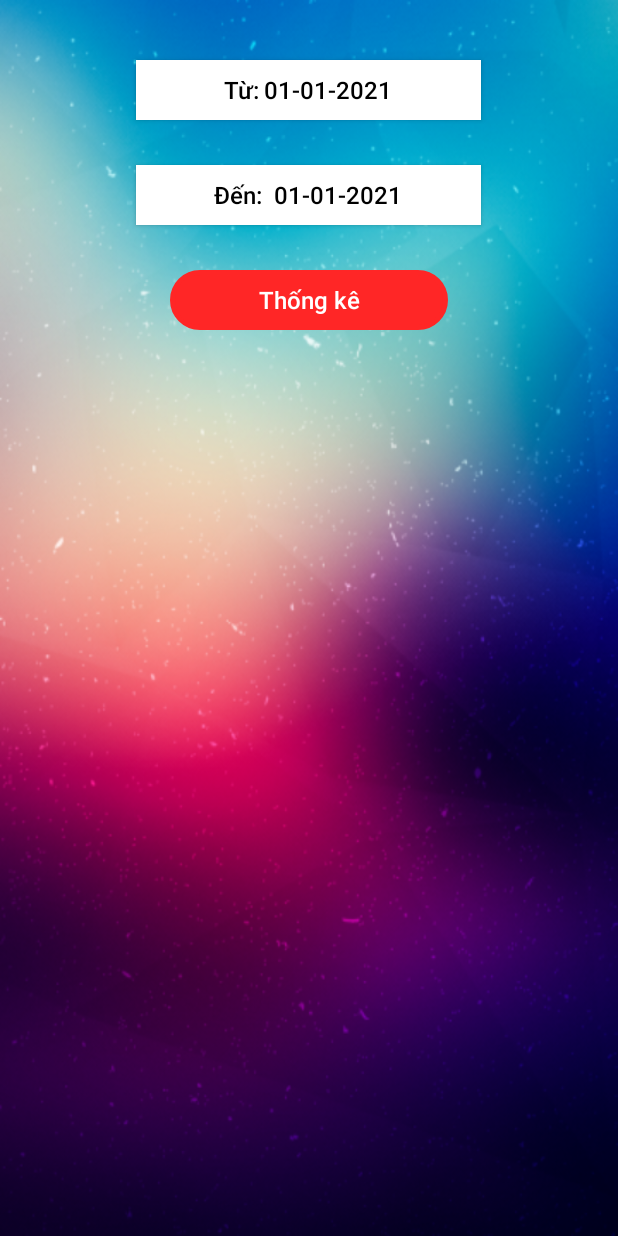
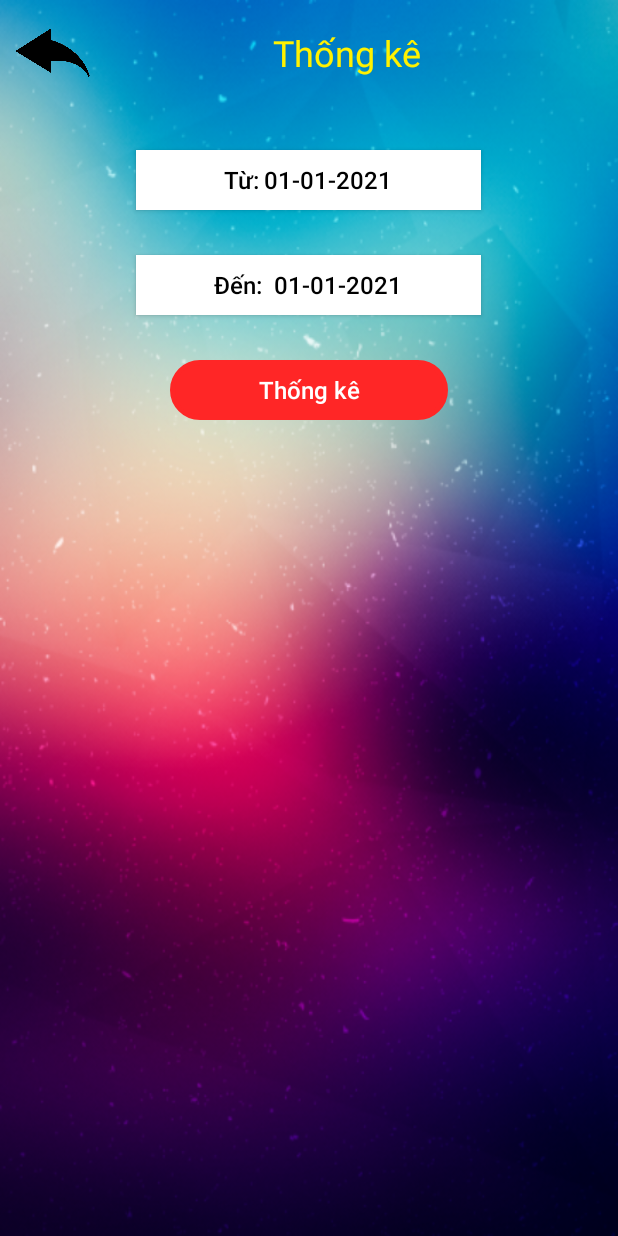
Before and after one commit to Vinhnguyen2109/HealthCare, an Android app: the screen it shows after launch (ThongKe), after a tap on "Thống kê", on a phone screen of 412 x 824 dp. Run offline under Robolectric (Android 15) with nearby library versions, the phone set to English and light mode, and no system bars.

Commit message:
Gần như xong

```diff
--- a/app/src/main/java/com/example/healthcare/controller/MainActivity.java
+++ b/app/src/main/java/com/example/healthcare/controller/MainActivity.java
@@ -11,6 +11,7 @@ import android.widget.Button;
 import android.widget.EditText;
 
 import androidx.appcompat.app.AppCompatActivity;
+import androidx.fragment.app.DialogFragment;
 
 import com.example.healthcare.R;
 
@@ -25,7 +26,7 @@ public class MainActivity extends AppCompatActivity {
         super.onCreate(savedInstanceState);
         setContentView(R.layout.activity_main);
         getView();
-        /*-------lich uong thuoc-------*/
+        //region nhac lich uong thuoc
         btn_uong_thuoc.setOnClickListener(new View.OnClickListener() {
             @Override
             public void onClick(View v) {
@@ -33,7 +34,8 @@ public class MainActivity extends AppCompatActivity {
                 startActivity(intent);
             }
         });
-        /*-------theo doi trieu chung-------*/
+        //endregion
+        //region theo doi suc khoe
         btn_trieu_chung.setOnClickListener(new View.OnClickListener() {
             @Override
             public void onClick(View v) {
@@ -41,7 +43,8 @@ public class MainActivity extends AppCompatActivity {
                 startActivity(intent);
             }
         });
-        /*-------theo doi huyet ap-------*/
+        //endregion
+        //region theo doi huyet ap
         btn_huyet_ap.setOnClickListener(new View.OnClickListener() {
             @Override
             public void onClick(View v) {
@@ -49,7 +52,8 @@ public class MainActivity extends AppCompatActivity {
                 startActivity(intent);
             }
         });
-        /*-------thong ke-------*/
+        //endregion
+        //region thong ke
         btn_thong_ke.setOnClickListener(new View.OnClickListener() {
             @Override
             public void onClick(View v) {
@@ -57,6 +61,16 @@ public class MainActivity extends AppCompatActivity {
                 startActivity(intent);
             }
         });
+        //endregion
+        //region thong tin lien he
+        btn_lien_he.setOnClickListener(new View.OnClickListener() {
+            @Override
+            public void onClick(View v) {
+                DialogFragment dialog = new TheoDoiTrieuChung.MyDialogFragment();
+                dialog.show(getSupportFragmentManager(), "ThongTinLienHe");
+            }
+        });
+        //endregion
     }
 
     private void getView() {
--- a/app/src/main/res/layout/activity_thong_ke.xml
+++ b/app/src/main/res/layout/activity_thong_ke.xml
@@ -10,6 +10,30 @@
         android:layout_width="match_parent"
         android:layout_height="match_parent"
         android:orientation="vertical">
+
+        <LinearLayout
+            android:layout_width="match_parent"
+            android:layout_height="50dp"
+            android:layout_marginTop="10dp"
+            android:orientation="horizontal">
+
+            <ImageButton
+                android:id="@+id/btn_thong_ke_back"
+                android:layout_width="50dp"
+                android:layout_height="50dp"
+                android:layout_marginLeft="10dp"
+                android:background="@drawable/back"
+                android:scaleType="fitXY" />
+
+            <TextView
+                android:layout_width="match_parent"
+                android:layout_height="match_parent"
+                android:layout_marginRight="10dp"
+                android:gravity="center"
+                android:text="Thống kê"
+                android:textColor="#fff200"
+                android:textSize="24dp" />
+        </LinearLayout>
 
         <Button
             android:id="@+id/btn_from_date"
```
Also changed, not shown: app/src/main/java/com/example/healthcare/controller/TheoDoiTrieuChung.java (+9 -2 lines), app/src/main/java/com/example/healthcare/controller/ThongKe.java (+31 -0 lines).
